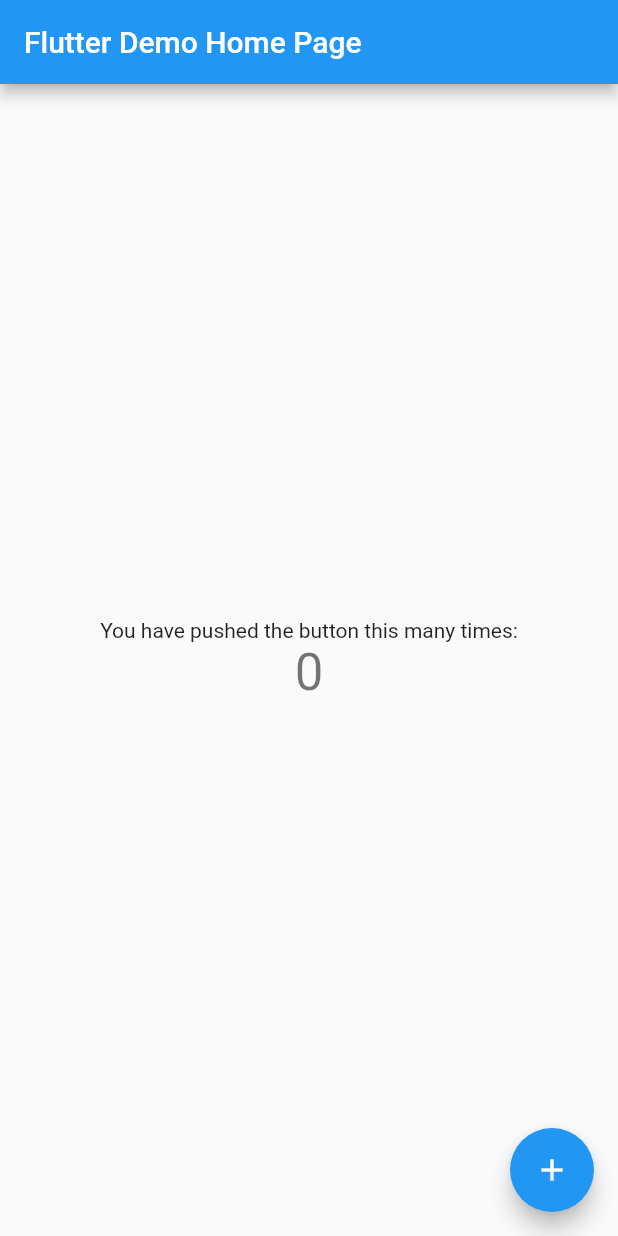
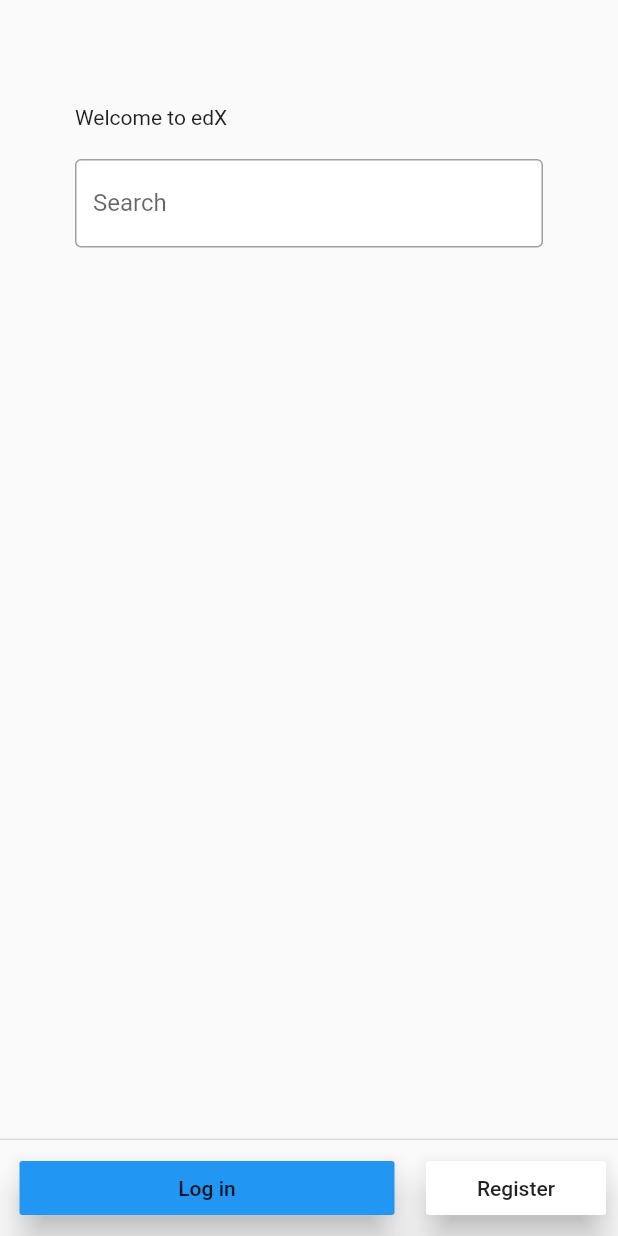
Before and after one commit to 3Console/edX, a Flutter app: the screen it shows after launch, on a phone screen of 412 x 824 dp. Run offline on Flutter 3.47's test engine with Material 2 defaults, Android fonts, the phone set to English and light mode, and no system bars.

Commit message:
create welcome page

```diff
--- a/lib/main.dart
+++ b/lib/main.dart
@@ -1,117 +1,8 @@
 import 'package:flutter/material.dart';
+import 'package:flutterapp/pages/wrapper.dart';
 
 void main() {
-  runApp(MyApp());
+  runApp(MaterialApp(
+    home: Wrapper(),
+  ));
 }
-
-class MyApp extends StatelessWidget {
-  // This widget is the root of your application.
-  @override
-  Widget build(BuildContext context) {
-    return MaterialApp(
-      title: 'Flutter Demo',
-      theme: ThemeData(
-        // This is the theme of your application.
-        //
-        // Try running your application with "flutter run". You'll see the
-        // application has a blue toolbar. Then, without quitting the app, try
-        // changing the primarySwatch below to Colors.green and then invoke
-        // "hot reload" (press "r" in the console where you ran "flutter run",
-        // or simply save your changes to "hot reload" in a Flutter IDE).
-        // Notice that the counter didn't reset back to zero; the application
-        // is not restarted.
-        primarySwatch: Colors.blue,
-        // This makes the visual density adapt to the platform that you run
-        // the app on. For desktop platforms, the controls will be smaller and
-        // closer together (more dense) than on mobile platforms.
-        visualDensity: VisualDensity.adaptivePlatformDensity,
-      ),
-      home: MyHomePage(title: 'Flutter Demo Home Page'),
-    );
-  }
-}
-
-class MyHomePage extends StatefulWidget {
-  MyHomePage({Key key, this.title}) : super(key: key);
-
-  // This widget is the home page of your application. It is stateful, meaning
-  // that it has a State object (defined below) that contains fields that affect
-  // how it looks.
-
-  // This class is the configuration for the state. It holds the values (in this
-  // case the title) provided by the parent (in this case the App widget) and
-  // used by the build method of the State. Fields in a Widget subclass are
-  // always marked "final".
-
-  final String title;
-
-  @override
-  _MyHomePageState createState() => _MyHomePageState();
-}
-
-class _MyHomePageState extends State<MyHomePage> {
-  int _counter = 0;
-
-  void _incrementCounter() {
-    setState(() {
-      // This call to setState tells the Flutter framework that something has
-      // changed in this State, which causes it to rerun the build method below
-      // so that the display can reflect the updated values. If we changed
-      // _counter without calling setState(), then the build method would not be
-      // called again, and so nothing would appear to happen.
-      _counter++;
-    });
-  }
-
-  @override
-  Widget build(BuildContext context) {
-    // This method is rerun every time setState is called, for instance as done
-    // by the _incrementCounter method above.
-    //
-    // The Flutter framework has been optimized to make rerunning build methods
-    // fast, so that you can just rebuild anything that needs updating rather
-    // than having to individually change instances of widgets.
-    return Scaffold(
-      appBar: AppBar(
-        // Here we take the value from the MyHomePage object that was created by
-        // the App.build method, and use it to set our appbar title.
-        title: Text(widget.title),
-      ),
-      body: Center(
-        // Center is a layout widget. It takes a single child and positions it
-        // in the middle of the parent.
-        child: Column(
-          // Column is also a layout widget. It takes a list of children and
-          // arranges them vertically. By default, it sizes itself to fit its
-          // children horizontally, and tries to be as tall as its parent.
-          //
-          // Invoke "debug painting" (press "p" in the console, choose the
-          // "Toggle Debug Paint" action from the Flutter Inspector in Android
-          // Studio, or the "Toggle Debug Paint" command in Visual Studio Code)
-          // to see the wireframe for each widget.
-          //
-          // Column has various properties to control how it sizes itself and
-          // how it positions its children. Here we use mainAxisAlignment to
-          // center the children vertically; the main axis here is the vertical
-          // axis because Columns are vertical (the cross axis would be
-          // horizontal).
-          mainAxisAlignment: MainAxisAlignment.center,
-          children: <Widget>[
-            Text(
-              'You have pushed the button this many times:',
-            ),
-            Text(
-              '$_counter',
-              style: Theme.of(context).textTheme.headline4,
-            ),
-          ],
-        ),
-      ),
-      floatingActionButton: FloatingActionButton(
-        onPressed: _incrementCounter,
-        tooltip: 'Increment',
-        child: Icon(Icons.add),
-      ), // This trailing comma makes auto-formatting nicer for build methods.
-    );
-  }
-}
--- /dev/null
+++ b/lib/pages/home/welcome.dart
@@ -0,0 +1,45 @@
+import 'package:flutter/material.dart';
+import 'package:flutterapp/pages/shared/constants.dart';
+
+class WelcomePage extends StatelessWidget {
+  @override
+  Widget build(BuildContext context) {
+    return Scaffold(
+      body: Container(
+        padding: EdgeInsets.symmetric(vertical: 50, horizontal: 50),
+        child: Column(
+          crossAxisAlignment: CrossAxisAlignment.start,
+          children: <Widget>[
+            SizedBox(height: 20),
+            Text('Welcome to edX'),
+            SizedBox(height: 20),
+            TextFormField(
+              decoration: textInputDecoration.copyWith(labelText: 'Search'),
+            )
+          ],
+        ),
+      ),
+      persistentFooterButtons: <Widget>[
+        SizedBox(
+          width: 250,
+          child: RaisedButton(
+            onPressed: () {},
+            elevation: 10,
+            color: Colors.blue,
+            child: Text('Log in'),
+          ),
+        ),
+        SizedBox(width: 5),
+        SizedBox(
+          width: 120,
+          child: RaisedButton(
+            onPressed: () {},
+            elevation: 10,
+            color: Colors.white,
+            child: Text('Register'),
+          ),
+        ),
+      ],
+    );
+  }
+}
--- /dev/null
+++ b/lib/pages/shared/constants.dart
@@ -0,0 +1,12 @@
+import 'package:flutter/material.dart';
+
+const textInputDecoration = InputDecoration(
+  fillColor: Colors.white,
+  filled: true,
+  enabledBorder: OutlineInputBorder(
+    borderSide: BorderSide(color: Colors.grey, width: 1.0)
+  ),
+  focusedBorder: OutlineInputBorder(
+    borderSide: BorderSide(color: Colors.blue, width: 1.0)
+  ),
+);
--- /dev/null
+++ b/lib/pages/wrapper.dart
@@ -0,0 +1,9 @@
+import 'package:flutter/material.dart';
+import 'package:flutterapp/pages/home/welcome.dart';
+
+class Wrapper extends StatelessWidget {
+  @override
+  Widget build(BuildContext context) {
+    return WelcomePage();
+  }
+}
```
Also changed, not shown: lib/pages/home/home.dart (added), 1 other file.
